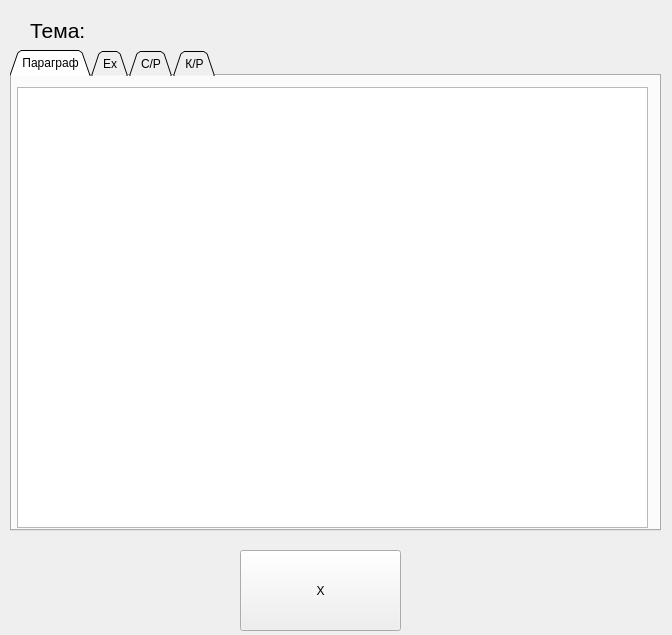
This is content_window.ui in Ostrolistova2/Learning as Qt 5 draws it before an edit. The edited form follows.
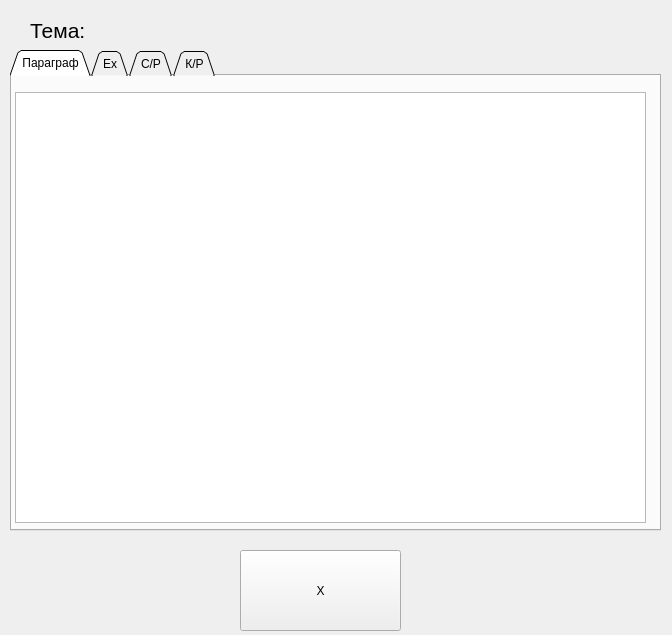
This is the edited form. The open tabs and pages were chosen to show the change.

Diff of the .ui file:
```diff
--- a/content_window.ui
+++ b/content_window.ui
@@ -81,15 +81,18 @@
     <attribute name="title">
      <string>Параграф</string>
     </attribute>
-    <widget class="QTextBrowser" name="textBrowser">
+    <widget class="QTextEdit" name="textEdit_text">
      <property name="geometry">
       <rect>
-       <x>5</x>
-       <y>11</y>
+       <x>3</x>
+       <y>16</y>
        <width>631</width>
-       <height>441</height>
+       <height>431</height>
       </rect>
      </property>
+     <property name="readOnly">
+      <bool>true</bool>
+     </property>
     </widget>
    </widget>
    <widget class="QWidget" name="tab_2">
```
Left out of the diff: 11 changed lines with no effect on the pictures.
